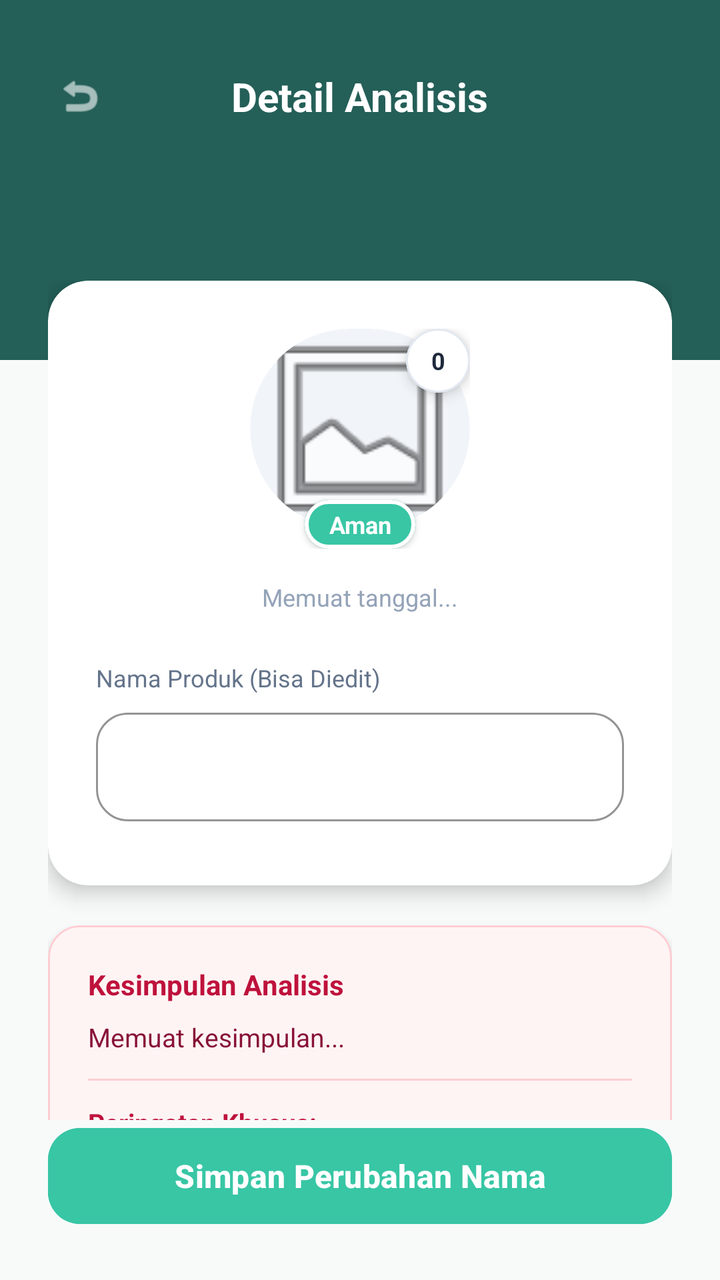
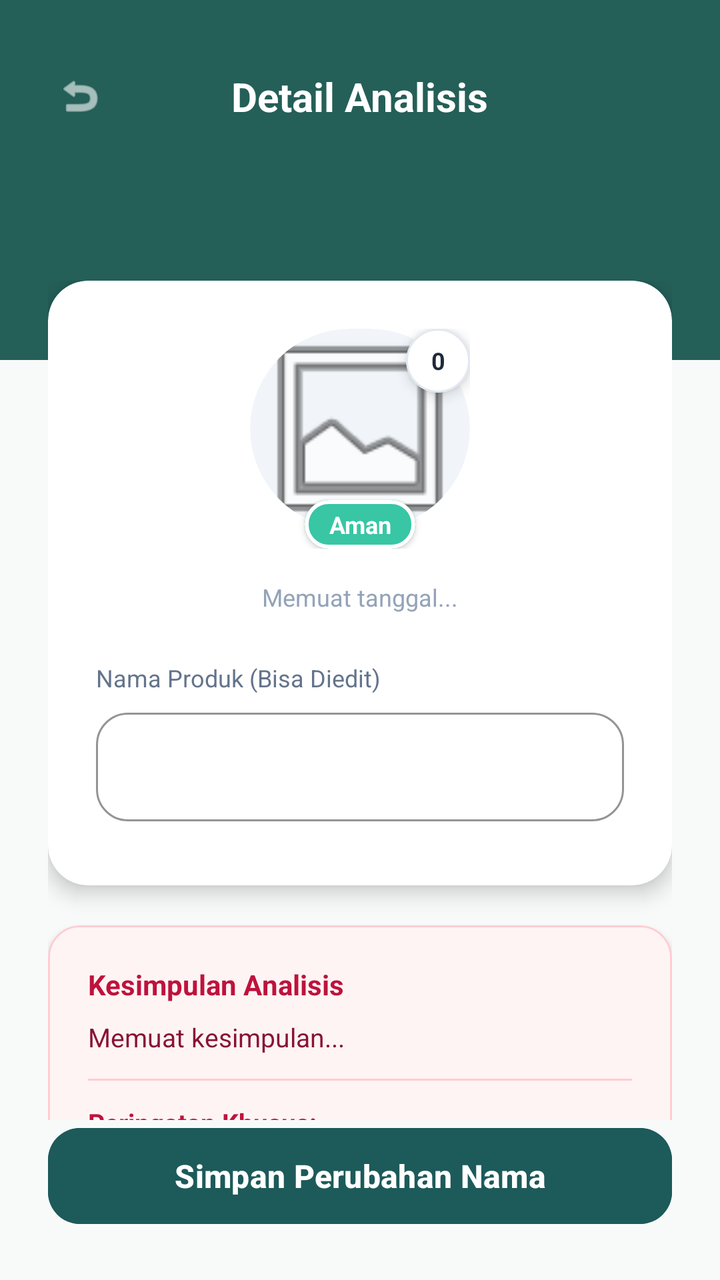

An Android layout rendered at two revisions. The XML below is the earlier revision; the diff shows what the commit changed to produce the second picture.
<!-- AndroidManifest.xml: application theme Theme.kaktuan -->
<!-- res/layout/fragment_detail_scan.xml -->
<?xml version="1.0" encoding="utf-8"?>
<androidx.constraintlayout.widget.ConstraintLayout
    xmlns:android="http://schemas.android.com/apk/res/android"
    xmlns:app="http://schemas.android.com/apk/res-auto"
    android:layout_width="match_parent"
    android:layout_height="match_parent"
    android:background="#F8FAFA">

    <View
        android:id="@+id/headerBg"
        android:layout_width="match_parent"
        android:layout_height="180dp"
        android:background="#245F58"
        app:layout_constraintTop_toTopOf="parent" />

    <ImageView
        android:id="@+id/btnBack"
        android:layout_width="48dp"
        android:layout_height="48dp"
        android:layout_marginStart="16dp"
        android:layout_marginTop="24dp"
        android:background="?attr/selectableItemBackgroundBorderless"
        android:padding="12dp"
        android:src="@android:drawable/ic_menu_revert"
        app:tint="#FFFFFF"
        app:layout_constraintStart_toStartOf="parent"
        app:layout_constraintTop_toTopOf="parent" />

    <TextView
        android:layout_width="wrap_content"
        android:layout_height="wrap_content"
        android:text="Detail Analisis"
        android:textColor="#FFFFFF"
        android:textSize="20sp"
        android:textStyle="bold"
        app:layout_constraintBottom_toBottomOf="@id/btnBack"
        app:layout_constraintEnd_toEndOf="parent"
        app:layout_constraintStart_toStartOf="parent"
        app:layout_constraintTop_toTopOf="@id/btnBack" />

    <com.google.android.material.button.MaterialButton
        android:id="@+id/btnSimpanChanges"
        android:layout_width="match_parent"
        android:layout_height="56dp"
        android:layout_marginHorizontal="24dp"
        android:layout_marginBottom="24dp"
        android:text="Simpan Perubahan Nama"
        android:textAllCaps="false"
        android:textSize="16sp"
        android:textStyle="bold"
        android:backgroundTint="#38C6A5"
        app:cornerRadius="16dp"
        app:elevation="2dp"
        app:layout_constraintBottom_toBottomOf="parent"/>

    <androidx.core.widget.NestedScrollView
        android:layout_width="match_parent"
        android:layout_height="0dp"
        android:layout_marginTop="-40dp"
        android:clipToPadding="false"
        android:paddingBottom="24dp"
        android:fillViewport="true"
        app:layout_constraintTop_toBottomOf="@id/headerBg"
        app:layout_constraintBottom_toTopOf="@id/btnSimpanChanges">

        <LinearLayout
            android:layout_width="match_parent"
            android:layout_height="wrap_content"
            android:orientation="vertical"
            android:paddingHorizontal="24dp">

            <com.google.android.material.card.MaterialCardView
                android:layout_width="match_parent"
                android:layout_height="wrap_content"
                app:cardCornerRadius="20dp"
                app:cardElevation="6dp"
                app:cardBackgroundColor="#FFFFFF"
                app:strokeWidth="0dp">

                <LinearLayout
                    android:layout_width="match_parent"
                    android:layout_height="wrap_content"
                    android:orientation="vertical"
                    android:padding="24dp"
                    android:gravity="center_horizontal">

                    <RelativeLayout
                        android:layout_width="110dp"
                        android:layout_height="110dp"
                        android:layout_marginBottom="16dp">

                        <com.google.android.material.card.MaterialCardView
                            android:id="@+id/cvStatusIconBg"
                            android:layout_width="match_parent"
                            android:layout_height="match_parent"
                            android:layout_marginBottom="10dp"
                            app:cardCornerRadius="55dp"
                            app:cardBackgroundColor="#F1F5F9"
                            app:cardElevation="0dp"
                            app:strokeWidth="0dp">

                            <ImageView
                                android:id="@+id/ivDetailPhoto"
                                android:layout_width="match_parent"
                                android:layout_height="match_parent"
                                android:scaleType="centerCrop"
                                android:src="@android:drawable/ic_menu_gallery" />
                        </com.google.android.material.card.MaterialCardView>

                        <com.google.android.material.card.MaterialCardView
                            android:id="@+id/cvDetailBadgeStatus"
                            android:layout_width="wrap_content"
                            android:layout_height="wrap_content"
                            android:layout_alignParentBottom="true"
                            android:layout_centerHorizontal="true"
                            app:cardCornerRadius="12dp"
                            app:cardBackgroundColor="#38C6A5"
                            app:strokeWidth="2dp"
                            app:strokeColor="#FFFFFF"
                            app:cardElevation="2dp">
                            <TextView
                                android:id="@+id/tvDetailStatusText"
                                android:layout_width="wrap_content"
                                android:layout_height="wrap_content"
                                android:gravity="center"
                                android:paddingHorizontal="12dp"
                                android:paddingVertical="4dp"
                                android:text="Aman"
                                android:textColor="#FFFFFF"
                                android:textStyle="bold"
                                android:textSize="12sp"/>
                        </com.google.android.material.card.MaterialCardView>

                        <com.google.android.material.card.MaterialCardView
                            android:layout_width="32dp"
                            android:layout_height="32dp"
                            android:layout_alignParentTop="true"
                            android:layout_alignParentEnd="true"
                            app:cardCornerRadius="16dp"
                            app:cardBackgroundColor="#FFFFFF"
                            app:strokeWidth="1dp"
                            app:strokeColor="#E2E8F0"
                            app:cardElevation="4dp">
                            <TextView
                                android:id="@+id/tvDetailScore"
                                android:layout_width="match_parent"
                                android:layout_height="match_parent"
                                android:gravity="center"
                                android:text="0"
                                android:textColor="#1E293B"
                                android:textStyle="bold"
                                android:textSize="12sp"/>
                        </com.google.android.material.card.MaterialCardView>
                    </RelativeLayout>

                    <TextView
                        android:id="@+id/tvDetailWaktu"
                        android:layout_width="wrap_content"
                        android:layout_height="wrap_content"
                        android:text="Memuat tanggal..."
                        android:textColor="#94A3B8"
                        android:textSize="12sp"
                        android:layout_marginBottom="24dp"/>

                    <TextView
                        android:layout_width="match_parent"
                        android:layout_height="wrap_content"
                        android:text="Nama Produk (Bisa Diedit)"
                        android:textColor="#64748B"
                        android:textSize="12sp"
                        android:layout_marginBottom="4dp"/>

                    <com.google.android.material.textfield.TextInputLayout
                        style="@style/Widget.MaterialComponents.TextInputLayout.OutlinedBox"
                        android:layout_width="match_parent"
                        android:layout_height="wrap_content"
                        android:layout_marginBottom="8dp"
                        app:boxCornerRadiusTopStart="16dp"
                        app:boxCornerRadiusTopEnd="16dp"
                        app:boxCornerRadiusBottomStart="16dp"
                        app:boxCornerRadiusBottomEnd="16dp"
                        app:boxStrokeColor="#38C6A5">

                        <com.google.android.material.textfield.TextInputEditText
                            android:id="@+id/etDetailNama"
                            android:layout_width="match_parent"
                            android:layout_height="wrap_content"
                            android:inputType="textPersonName"
                            android:textColor="#1E293B"
                            android:textSize="15sp"/>
                    </com.google.android.material.textfield.TextInputLayout>
                </LinearLayout>
            </com.google.android.material.card.MaterialCardView>

            <com.google.android.material.card.MaterialCardView
                android:layout_width="match_parent"
                android:layout_height="wrap_content"
                android:layout_marginTop="20dp"
                app:cardCornerRadius="16dp"
                app:cardElevation="2dp"
                app:cardBackgroundColor="#FFF4F4"
                app:strokeWidth="1dp"
                app:strokeColor="#FECDD3">

                <LinearLayout
                    android:layout_width="match_parent"
                    android:layout_height="wrap_content"
                    android:orientation="vertical"
                    android:padding="20dp">

                    <TextView
                        android:layout_width="wrap_content"
                        android:layout_height="wrap_content"
                        android:text="Kesimpulan Analisis"
                        android:textStyle="bold"
                        android:textSize="14sp"
                        android:textColor="#BE123C"
                        android:layout_marginBottom="8dp"/>

                    <TextView
                        android:id="@+id/tvKesimpulan"
                        android:layout_width="match_parent"
                        android:layout_height="wrap_content"
                        android:textSize="13sp"
                        android:lineSpacingMultiplier="1.2"
                        android:textColor="#881337"
                        android:text="Memuat kesimpulan..."/>

                    <View android:layout_width="match_parent" android:layout_height="1dp" android:background="#FECDD3" android:layout_marginVertical="12dp"/>

                    <TextView
                        android:layout_width="wrap_content"
                        android:layout_height="wrap_content"
                        android:text="Peringatan Khusus:"
                        android:textStyle="bold"
                        android:textSize="13sp"
                        android:textColor="#BE123C"
                        android:layout_marginBottom="8dp"/>

                    <TextView
                        android:id="@+id/tvPeringatan"
                        android:layout_width="match_parent"
                        android:layout_height="wrap_content"
                        android:textSize="13sp"
                        android:lineSpacingMultiplier="1.2"
                        android:textColor="#881337"
                        android:text="- Memuat peringatan..."/>
                </LinearLayout>
            </com.google.android.material.card.MaterialCardView>

            <com.google.android.material.card.MaterialCardView
                android:layout_width="match_parent"
                android:layout_height="wrap_content"
                android:layout_marginTop="16dp"
                app:cardCornerRadius="16dp"
                app:cardElevation="2dp"
                app:cardBackgroundColor="#F1F5F9"
                app:strokeWidth="0dp">

                <LinearLayout
                    android:layout_width="match_parent"
                    android:layout_height="wrap_content"
                    android:orientation="vertical"
                    android:padding="20dp">

                    <TextView
                        android:layout_width="wrap_content"
                        android:layout_height="wrap_content"
                        android:text="Informasi Nilai Gizi"
                        android:textStyle="bold"
                        android:textSize="15sp"
                        android:textColor="#1E293B"
                        android:layout_marginBottom="16dp"/>

                    <GridLayout
                        android:layout_width="match_parent"
                        android:layout_height="wrap_content"
                        android:columnCount="2"
                        android:useDefaultMargins="true">

                        <TextView android:text="Total Energi:" android:textColor="#64748B" android:textSize="13sp" android:layout_width="0dp" android:layout_columnWeight="1"/>
                        <TextView android:id="@+id/tvGiziEnergi" android:text="-" android:textStyle="bold" android:textColor="#1E293B" android:textSize="13sp" android:layout_width="wrap_content"/>

                        <TextView android:text="Gula:" android:textColor="#64748B" android:textSize="13sp" android:layout_width="0dp" android:layout_columnWeight="1"/>
                        <TextView android:id="@+id/tvGiziGula" android:text="-" android:textStyle="bold" android:textColor="#1E293B" android:textSize="13sp" android:layout_width="wrap_content"/>

                        <TextView android:text="Lemak:" android:textColor="#64748B" android:textSize="13sp" android:layout_width="0dp" android:layout_columnWeight="1"/>
                        <TextView android:id="@+id/tvGiziLemak" android:text="-" android:textStyle="bold" android:textColor="#1E293B" android:textSize="13sp" android:layout_width="wrap_content"/>

                        <TextView android:text="Karbohidrat:" android:textColor="#64748B" android:textSize="13sp" android:layout_width="0dp" android:layout_columnWeight="1"/>
                        <TextView android:id="@+id/tvGiziKarbo" android:text="-" android:textStyle="bold" android:textColor="#1E293B" android:textSize="13sp" android:layout_width="wrap_content"/>

                        <TextView android:text="Protein:" android:textColor="#64748B" android:textSize="13sp" android:layout_width="0dp" android:layout_columnWeight="1"/>
                        <TextView android:id="@+id/tvGiziProtein" android:text="-" android:textStyle="bold" android:textColor="#1E293B" android:textSize="13sp" android:layout_width="wrap_content"/>

                        <TextView android:text="Garam/Sodium:" android:textColor="#64748B" android:textSize="13sp" android:layout_width="0dp" android:layout_columnWeight="1"/>
                        <TextView android:id="@+id/tvGiziGaram" android:text="-" android:textStyle="bold" android:textColor="#1E293B" android:textSize="13sp" android:layout_width="wrap_content"/>

                    </GridLayout>
                </LinearLayout>
            </com.google.android.material.card.MaterialCardView>

            <com.google.android.material.card.MaterialCardView
                android:layout_width="match_parent"
                android:layout_height="wrap_content"
                android:layout_marginTop="16dp"
                app:cardCornerRadius="16dp"
                app:cardElevation="2dp"
                app:cardBackgroundColor="#F8FAFC"
                app:strokeWidth="1dp"
                app:strokeColor="#E2E8F0">

                <LinearLayout
                    android:layout_width="match_parent"
                    android:layout_height="wrap_content"
                    android:orientation="vertical"
                    android:padding="20dp">

                    <TextView
                        android:layout_width="wrap_content"
                        android:layout_height="wrap_content"
                        android:text="Komposisi Bahan"
                        android:textStyle="bold"
                        android:textSize="14sp"
                        android:textColor="#334155"
                        android:layout_marginBottom="8dp"/>

                    <TextView
                        android:id="@+id/tvKomposisi"
                        android:layout_width="match_parent"
                        android:layout_height="wrap_content"
                        android:textSize="13sp"
                        android:lineSpacingMultiplier="1.3"
                        android:textColor="#475569"
                        android:text="Memuat bahan..."/>
                </LinearLayout>
            </com.google.android.material.card.MaterialCardView>

        </LinearLayout>
    </androidx.core.widget.NestedScrollView>
</androidx.constraintlayout.widget.ConstraintLayout>
<!-- resources referenced by this layout -->
<resources>
  <style name="Theme.kaktuan" parent="Base.Theme.kaktuan" />
  <style name="Base.Theme.kaktuan" parent="Theme.Material3.DayNight.NoActionBar">
  
          <item name="colorPrimary">#1D5A5A</item>
          <item name="colorSecondary">#1D5A5A</item>
          <item name="colorTertiary">#1D5A5A</item>
  
          <item name="android:statusBarColor">#1D5A5A</item>
  
      </style>
</resources>

<!-- the commit's change to res/layout/fragment_detail_scan.xml (unified diff, before → after) -->
@@ -48,7 +48,7 @@
         android:textAllCaps="false"
         android:textSize="16sp"
         android:textStyle="bold"
-        android:backgroundTint="#38C6A5"
+        android:backgroundTint="#1D5A5A"
         app:cornerRadius="16dp"
         app:elevation="2dp"
         app:layout_constraintBottom_toBottomOf="parent"/>
